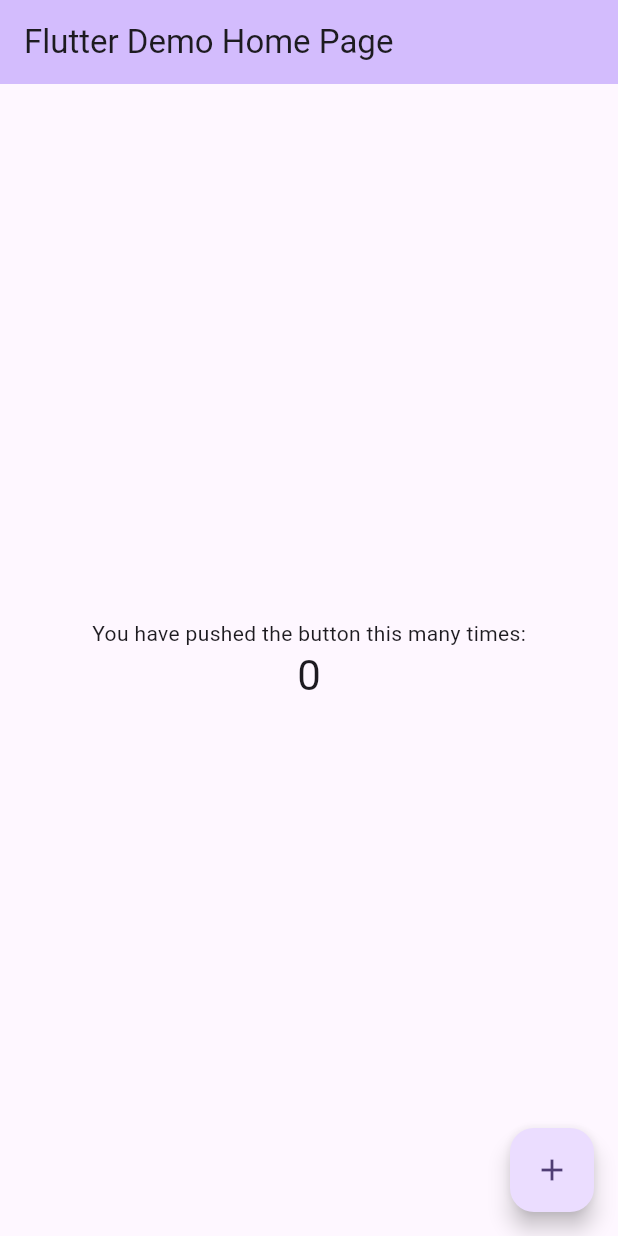
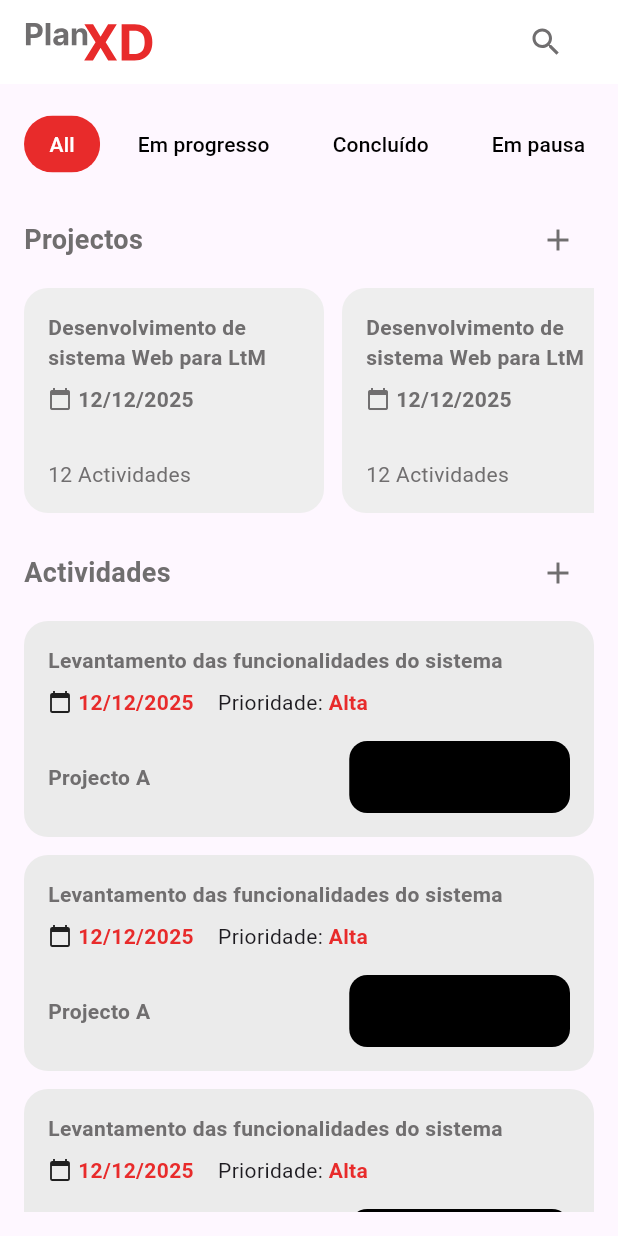
Before and after one commit to HermonYurandaCruz/PlanXD, a Flutter app: the screen it shows after launch, on a phone screen of 412 x 824 dp. Run offline on Flutter 3.47's test engine with Material 3 defaults, Android fonts, the phone set to English and light mode, and no system bars; our stand-ins replace flutter_svg, go_router, sqflite; accounts and stored records are empty.

Commit message:
configuracao da home, e base de dados mysqlLite

```diff
--- a/lib/main.dart
+++ b/lib/main.dart
@@ -1,122 +1,33 @@
 import 'package:flutter/material.dart';
+import 'package:go_router/go_router.dart';
+import 'views/telas/home_screen.dart';
+import 'views/telas/projetos_screen.dart';
 
 void main() {
-  runApp(const MyApp());
+  runApp(MyApp());
 }
 
 class MyApp extends StatelessWidget {
-  const MyApp({super.key});
+  final GoRouter _router = GoRouter(
+    routes: [
+      GoRoute(
+        path: '/',
+        builder: (context, state) => HomeScreen(),
+      ),
+      GoRoute(
+        path: '/projetos',
+        builder: (context, state) => ProjetosScreen(),
+      ),
+    ],
+  );
 
-  // This widget is the root of your application.
+
   @override
   Widget build(BuildContext context) {
-    return MaterialApp(
-      title: 'Flutter Demo',
-      theme: ThemeData(
-        // This is the theme of your application.
-        //
-        // TRY THIS: Try running your application with "flutter run". You'll see
-        // the application has a purple toolbar. Then, without quitting the app,
-        // try changing the seedColor in the colorScheme below to Colors.green
-        // and then invoke "hot reload" (save your changes or press the "hot
-        // reload" button in a Flutter-supported IDE, or press "r" if you used
-        // the command line to start the app).
-        //
-        // Notice that the counter didn't reset back to zero; the application
-        // state is not lost during the reload. To reset the state, use hot
-        // restart instead.
-        //
-        // This works for code too, not just values: Most code changes can be
-        // tested with just a hot reload.
-        colorScheme: ColorScheme.fromSeed(seedColor: Colors.deepPurple),
-      ),
-      home: const MyHomePage(title: 'Flutter Demo Home Page'),
+    return MaterialApp.router(
+      debugShowCheckedModeBanner: false,
+      routerConfig: _router,
+      title: 'Flutter Navigation',
     );
   }
 }
-
-class MyHomePage extends StatefulWidget {
-  const MyHomePage({super.key, required this.title});
-
-  // This widget is the home page of your application. It is stateful, meaning
-  // that it has a State object (defined below) that contains fields that affect
-  // how it looks.
-
-  // This class is the configuration for the state. It holds the values (in this
-  // case the title) provided by the parent (in this case the App widget) and
-  // used by the build method of the State. Fields in a Widget subclass are
-  // always marked "final".
-
-  final String title;
-
-  @override
-  State<MyHomePage> createState() => _MyHomePageState();
-}
-
-class _MyHomePageState extends State<MyHomePage> {
-  int _counter = 0;
-
-  void _incrementCounter() {
-    setState(() {
-      // This call to setState tells the Flutter framework that something has
-      // changed in this State, which causes it to rerun the build method below
-      // so that the display can reflect the updated values. If we changed
-      // _counter without calling setState(), then the build method would not be
-      // called again, and so nothing would appear to happen.
-      _counter++;
-    });
-  }
-
-  @override
-  Widget build(BuildContext context) {
-    // This method is rerun every time setState is called, for instance as done
-    // by the _incrementCounter method above.
-    //
-    // The Flutter framework has been optimized to make rerunning build methods
-    // fast, so that you can just rebuild anything that needs updating rather
-    // than having to individually change instances of widgets.
-    return Scaffold(
-      appBar: AppBar(
-        // TRY THIS: Try changing the color here to a specific color (to
-        // Colors.amber, perhaps?) and trigger a hot reload to see the AppBar
-        // change color while the other colors stay the same.
-        backgroundColor: Theme.of(context).colorScheme.inversePrimary,
-        // Here we take the value from the MyHomePage object that was created by
-        // the App.build method, and use it to set our appbar title.
-        title: Text(widget.title),
-      ),
-      body: Center(
-        // Center is a layout widget. It takes a single child and positions it
-        // in the middle of the parent.
-        child: Column(
-          // Column is also a layout widget. It takes a list of children and
-          // arranges them vertically. By default, it sizes itself to fit its
-          // children horizontally, and tries to be as tall as its parent.
-          //
-          // Column has various properties to control how it sizes itself and
-          // how it positions its children. Here we use mainAxisAlignment to
-          // center the children vertically; the main axis here is the vertical
-          // axis because Columns are vertical (the cross axis would be
-          // horizontal).
-          //
-          // TRY THIS: Invoke "debug painting" (choose the "Toggle Debug Paint"
-          // action in the IDE, or press "p" in the console), to see the
-          // wireframe for each widget.
-          mainAxisAlignment: MainAxisAlignment.center,
-          children: <Widget>[
-            const Text('You have pushed the button this many times:'),
-            Text(
-              '$_counter',
-              style: Theme.of(context).textTheme.headlineMedium,
-            ),
-          ],
-        ),
-      ),
-      floatingActionButton: FloatingActionButton(
-        onPressed: _incrementCounter,
-        tooltip: 'Increment',
-        child: const Icon(Icons.add),
-      ), // This trailing comma makes auto-formatting nicer for build methods.
-    );
-  }
-}
--- /dev/null
+++ b/lib/models/ColorItem.dart
@@ -0,0 +1,8 @@
+import 'dart:ui';
+
+class ColorItem {
+  final String name;
+  final Color color;
+
+  ColorItem(this.name, this.color);
+}
--- /dev/null
+++ b/lib/views/telas/home_screen.dart
@@ -0,0 +1,251 @@
+import 'package:flutter/material.dart';
+import 'package:flutter_svg/flutter_svg.dart';
+
+import '../../models/ColorItem.dart';
+
+class HomeScreen extends StatelessWidget  {
+
+  const HomeScreen({super.key});
+
+
+
+
+  @override
+  Widget build(BuildContext context) {
+    return Scaffold(
+      appBar: AppBar(
+        title: SvgPicture.asset(
+          'assets/icons/logo.svg',
+          height: 40,
+        ),
+        actions: [
+          Padding(
+            padding: const EdgeInsets.only(right: 24),
+            child: IconButton(
+              icon: SvgPicture.asset(
+                'assets/icons/search.svg',
+                width: 24,
+                height: 24,
+              ),
+              onPressed: () {},
+            ),
+          ),
+        ],
+        backgroundColor: Colors.white,
+        elevation: 0,
+      ),
+      body: Padding(
+        padding: const EdgeInsets.all(16),
+        child: ListView(
+          children: [
+            _buildFilterChips(),
+            const SizedBox(height: 16),
+            _buildSectionTitle('Projectos'),
+            const SizedBox(height: 8),
+            _buildProjetosList(),
+            const SizedBox(height: 16),
+            _buildSectionTitle('Actividades'),
+            const SizedBox(height: 8),
+            _buildActividadesList(),
+          ],
+        ),
+      ),
+    );
+  }
+
+  Widget _buildFilterChips() {
+    return Row(
+      mainAxisAlignment: MainAxisAlignment.start,
+      children: [
+        _buildChip('All', true),
+        const SizedBox(width: 8),
+        _buildChip('Em progresso', false),
+        const SizedBox(width: 8),
+        _buildChip('Concluído', false),
+        const SizedBox(width: 8),
+        _buildChip('Em pausa', false),
+      ],
+    );
+  }
+
+  Widget _buildChip(String label, bool selected) {
+    return ChoiceChip(
+      label: Text(label),
+      selected: selected,
+      onSelected: (bool value) {
+
+      },
+      disabledColor:Color(0xFFF4F4F4),
+      selectedColor:Color(0xFFE82B2B),
+      showCheckmark: false,
+      labelStyle: TextStyle(
+        color: selected ? Colors.white : Colors.black,
+      ),
+      shape: RoundedRectangleBorder(
+        side: BorderSide(
+          color: Colors.transparent,
+        ),
+        borderRadius: BorderRadius.circular(24),
+      ),
+    );
+  }
+
+  Widget _buildSectionTitle(String title) {
+    return Row(
+      mainAxisAlignment: MainAxisAlignment.spaceBetween,
+      children: [
+        Text(title, style: const TextStyle(fontSize: 18, color: Color(0xFF706E6F) ,fontWeight: FontWeight.bold)),
+        IconButton(
+          onPressed: () {},
+          icon: const Icon(Icons.add),color: Color(0xFF706E6F),
+        ),
+      ],
+    );
+  }
+
+  Widget _buildProjetosList() {
+    return SizedBox(
+      height: 150,
+      child: ListView.builder(
+        scrollDirection: Axis.horizontal,
+        itemCount: 2, // exemplo
+        itemBuilder: (context, index) {
+          return _buildProjetoCard();
+        },
+      ),
+    );
+  }
+
+  Widget _buildProjetoCard() {
+    return Container(
+      width: 200,
+      margin: const EdgeInsets.only(right: 12),
+      padding: const EdgeInsets.all(16),
+      decoration: BoxDecoration(
+        color: Colors.grey[200],
+        borderRadius: BorderRadius.circular(16),
+      ),
+      child: Column(
+        crossAxisAlignment: CrossAxisAlignment.start,
+        children: const [
+          Text('Desenvolvimento de sistema Web para LtM',
+              style: TextStyle(fontWeight: FontWeight.bold, color: Color(0xFF706E6F))),
+          SizedBox(height: 8),
+          Row(
+            children: [
+              Icon(Icons.calendar_today,color: Color(0xFF706E6F), size: 16),
+              SizedBox(width: 4),
+              Text('12/12/2025', style: TextStyle(fontWeight: FontWeight.bold,color: Color(0xFF706E6F)),),
+
+            ],
+          ),
+          Spacer(),
+          Text( '12 Actividades', style: TextStyle(
+              color: Color(0xFF706E6F)
+          )),
+        ],
+      ),
+    );
+  }
+
+  Widget _buildActividadesList() {
+    return Column(
+      children: List.generate(4, (index) => _buildAtividadeCard()),
+    );
+  }
+
+  Widget _buildAtividadeCard() {
+    ColorItem? selectedItem;
+
+    final List<ColorItem> items = [
+      ColorItem("A Fazer", Color(0xFFFFFFFF)),
+      ColorItem("Em Atraso",  Color(0xFFD2A307)),
+      ColorItem("Cancelada",  Color(0xFFE82B2B)),
+      ColorItem("Em Progresso",  Color(0xFF0777D2)),
+
+    ];
+
+    return Container(
+      margin: const EdgeInsets.only(bottom: 12),
+      padding: const EdgeInsets.all(16),
+      decoration: BoxDecoration(
+        color: Color(0xFFEBEBEB),
+        borderRadius: BorderRadius.circular(16),
+      ),
+      child: Column(
+        crossAxisAlignment: CrossAxisAlignment.start,
+        children: [
+          const Text(
+            'Levantamento das funcionalidades do sistema',
+            style: TextStyle(fontWeight: FontWeight.bold, color: Color(0xFF706E6F)),
+          ),
+          const SizedBox(height: 8),
+          Row(
+            children: const [
+              Icon(Icons.calendar_today, size: 16),
+              SizedBox(width: 4),
+              Text('12/12/2025', style: TextStyle(color: Color(0xFFE82B2B), fontWeight: FontWeight.bold)),
+              SizedBox(width: 16),
+              Text('Prioridade: '),
+              Text('Alta', style: TextStyle(color: Color(0xFFE82B2B), fontWeight: FontWeight.bold)),
+            ],
+          ),
+          const SizedBox(height: 16),
+          Row(
+            mainAxisAlignment: MainAxisAlignment.spaceBetween,
+            crossAxisAlignment: CrossAxisAlignment.center,
+            children: [
+              const Text(
+                'Projecto A',
+                style: TextStyle(
+                  color: Color(0xFF706E6F),
+                  fontWeight: FontWeight.bold,
+                ),
+              ),
+
+              // <-- Botão adaptado aqui!
+              Container(
+                decoration: BoxDecoration(
+                  color: selectedItem?.color ?? Colors.black, // cor do botão
+                  borderRadius: BorderRadius.circular(12),
+                ),
+                padding: const EdgeInsets.symmetric(horizontal: 8),
+                child: DropdownButton<ColorItem>(
+                  value: selectedItem,
+                  underline: Container(),
+                  icon: SizedBox.shrink(),
+                  dropdownColor: Colors.white,
+                  hint: const Text('Selecionar estado'),
+                  items: items.map((ColorItem item) {
+                    return DropdownMenuItem<ColorItem>(
+                      value: item,
+                      child: Row(
+                        children: [
+                          Container(
+                            width: 16,
+                            height: 16,
+                            decoration: BoxDecoration(
+                              color: item.color,
+                              shape: BoxShape.circle,
+                            ),
+                          ),
+                          const SizedBox(width: 8),
+                          Text(item.name),
+                        ],
+                      ),
+                    );
+                  }).toList(),
+                  onChanged: (ColorItem? newValue) {
+                      selectedItem = newValue;
+                  },
+                ),
+              ),
+
+            ],
+          ),
+        ],
+      ),
+    );
+  }
+
+}
```
Also changed, not shown: lib/DB/db_helper.dart (added, +71 -0 lines), lib/models/atividade.dart (added, +41 -0 lines), lib/models/projeto.dart (added, +31 -0 lines), lib/views/telas/projetos_screen.dart (added, +100 -0 lines), pubspec.yaml (+8 -2 lines), assets/icons/logo.svg (added), assets/icons/search.svg (added), lib/views/telas/home.dart (deleted), pubspec.lock, 2 other files.
